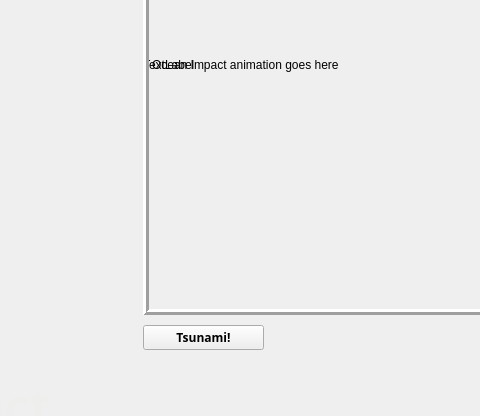
First picture: the form in meteorslide1.ui, repository robertche54/a8-an-educational-app-f18, before the edit; both pictures show x 457 to 937 and y 195 to 611 of the 1200 by 800 pixel window.
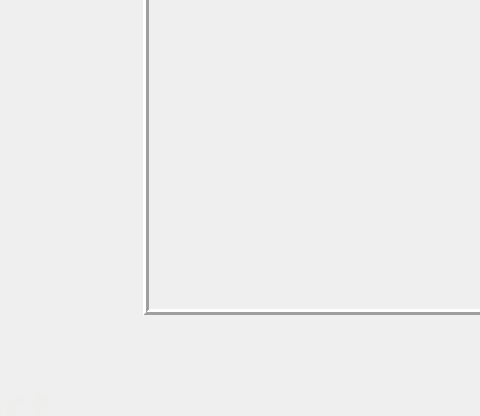
Second picture: the form after the edit. Icons and pictures are not drawn.

Patch:
```diff
--- a/meteorslide1.ui
+++ b/meteorslide1.ui
@@ -72,7 +72,7 @@
     <number>3</number>
    </property>
    <property name="text">
-    <string>Ocean Impact animation goes here</string>
+    <string/>
    </property>
   </widget>
   <widget class="QLabel" name="TextLabel">
@@ -136,7 +136,7 @@
      <x>600</x>
      <y>520</y>
      <width>121</width>
-     <height>25</height>
+     <height>31</height>
     </rect>
    </property>
    <property name="font">
@@ -146,8 +146,17 @@
      <bold>true</bold>
     </font>
    </property>
+   <property name="styleSheet">
+    <string notr="true">#Start{
+background-color: transparent;
+border-image: url(:/OceanPics/TsunamiButton.png);
+background : none;
+border: none;
+background-repeat: none;
+}</string>
+   </property>
    <property name="text">
-    <string>Tsunami!</string>
+    <string/>
    </property>
   </widget>
   <widget class="QLabel" name="label">
@@ -160,7 +169,7 @@
     </rect>
    </property>
    <property name="text">
-    <string>TextLabel</string>
+    <string/>
    </property>
   </widget>
   <widget class="QLabel" name="label_2">
```
Left out of the diff: 2 changed lines with no effect on the pictures.
